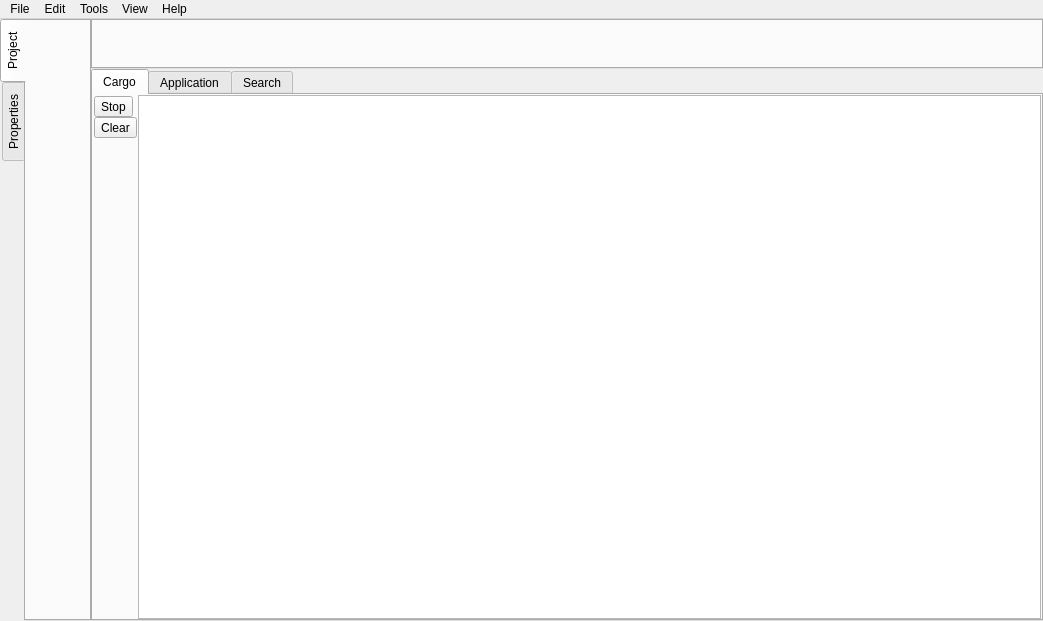
This is Source/UI/MainWindow.ui in krre/afterglow as Qt 5 draws it before an edit. The edited form follows.
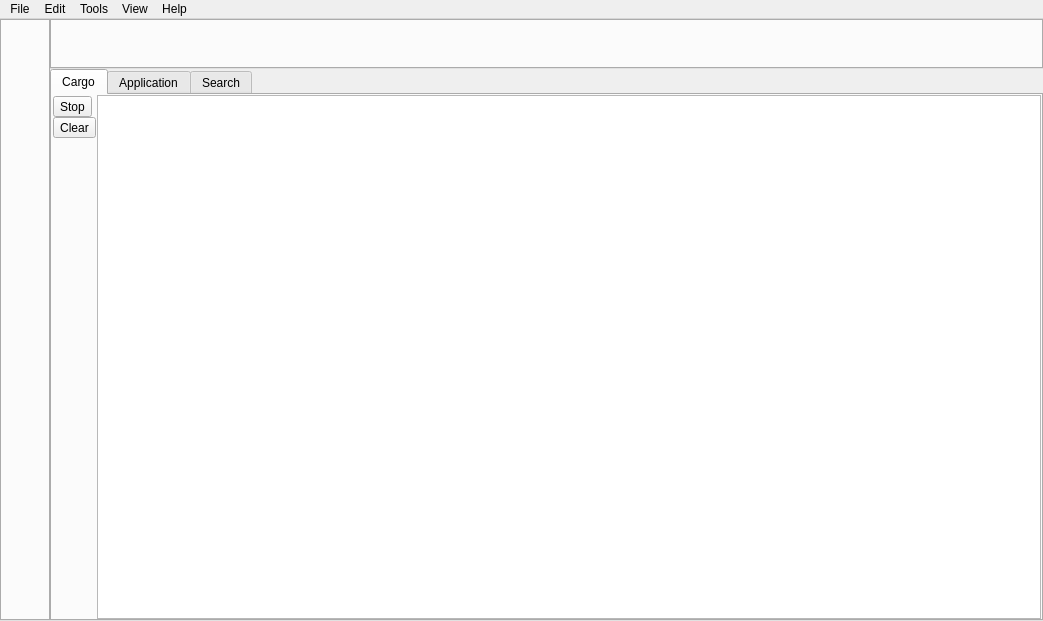
This is the edited form.

Commit message: Add ProjectTree class

```diff
--- a/Source/UI/MainWindow.ui
+++ b/Source/UI/MainWindow.ui
@@ -57,16 +57,6 @@
        <property name="currentIndex">
         <number>0</number>
        </property>
-       <widget class="QWidget" name="tabProject">
-        <attribute name="title">
-         <string>Project</string>
-        </attribute>
-       </widget>
-       <widget class="QWidget" name="tabProperties">
-        <attribute name="title">
-         <string>Properties</string>
-        </attribute>
-       </widget>
       </widget>
       <widget class="QSplitter" name="splitterSide">
        <property name="orientation">
```
Left out of the diff: 2 changed lines with no effect on the pictures. The commit also changes 5 other files.
